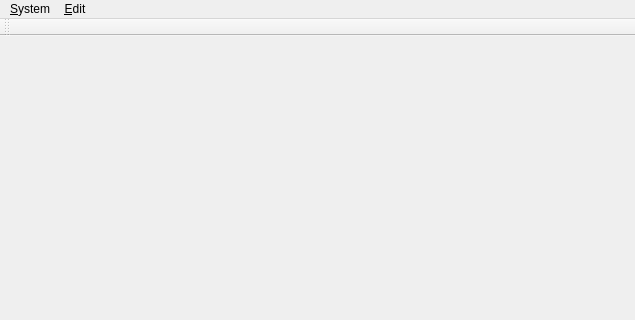
The window that src/wndmain.ui (pballok/analog) describes before a commit, drawn with Qt 5; both pictures show x 0 to 635 and y 0 to 320 of the 635 by 576 pixel window.
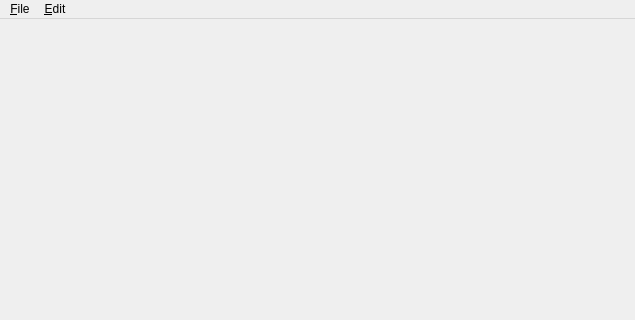
The same window after the commit.

Commit message: Added xml and dtd to define actions, added "Open Log" menu.

What changed in the file:
```diff
--- a/src/wndmain.ui
+++ b/src/wndmain.ui
@@ -22,12 +22,12 @@
      <x>0</x>
      <y>0</y>
      <width>635</width>
-     <height>23</height>
+     <height>21</height>
     </rect>
    </property>
-   <widget class="QMenu" name="menu_System">
+   <widget class="QMenu" name="menu_File">
     <property name="title">
-     <string>&amp;System</string>
+     <string>&amp;File</string>
     </property>
     <addaction name="actionE_xit"/>
    </widget>
@@ -37,24 +37,10 @@
     </property>
     <addaction name="action_Preferences"/>
    </widget>
-   <addaction name="menu_System"/>
+   <addaction name="menu_File"/>
    <addaction name="menu_Edit"/>
   </widget>
   <widget class="QStatusBar" name="statusbar"/>
-  <widget class="QToolBar" name="toolBar">
-   <property name="windowTitle">
-    <string>toolBar</string>
-   </property>
-   <property name="allowedAreas">
-    <set>Qt::AllToolBarAreas</set>
-   </property>
-   <attribute name="toolBarArea">
-    <enum>TopToolBarArea</enum>
-   </attribute>
-   <attribute name="toolBarBreak">
-    <bool>false</bool>
-   </attribute>
-  </widget>
   <action name="actionE_xit">
    <property name="text">
     <string>E&amp;xit</string>
```
Left out of the diff: 9 changed lines with no effect on the pictures. The commit also changes 9 other files.
